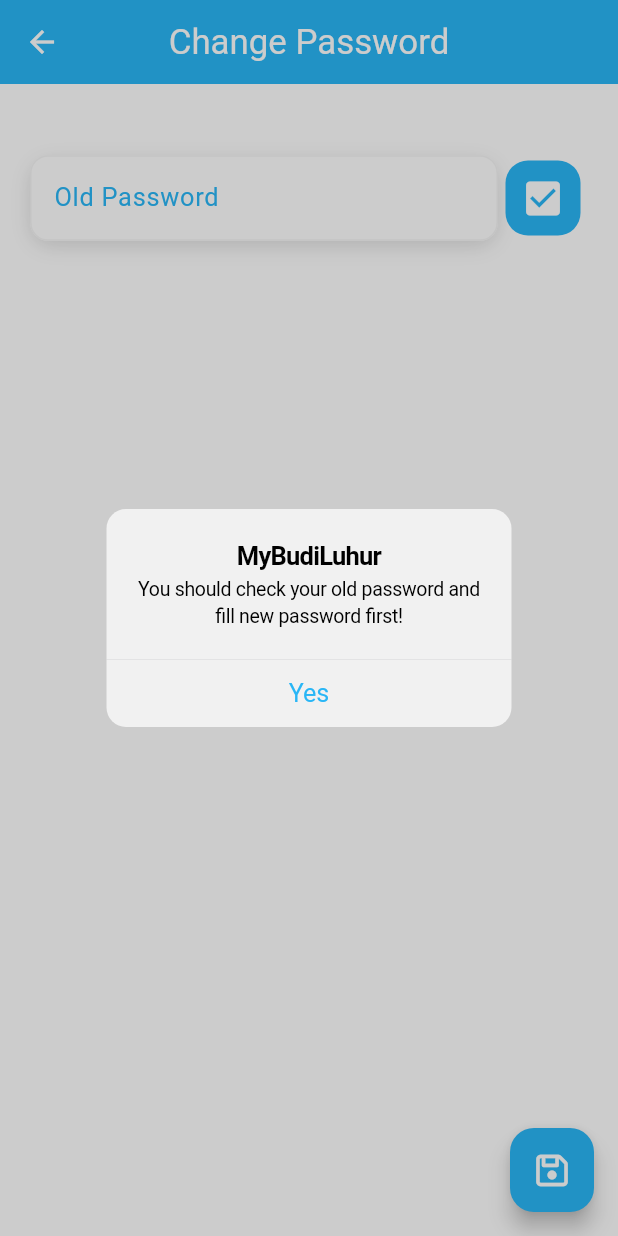
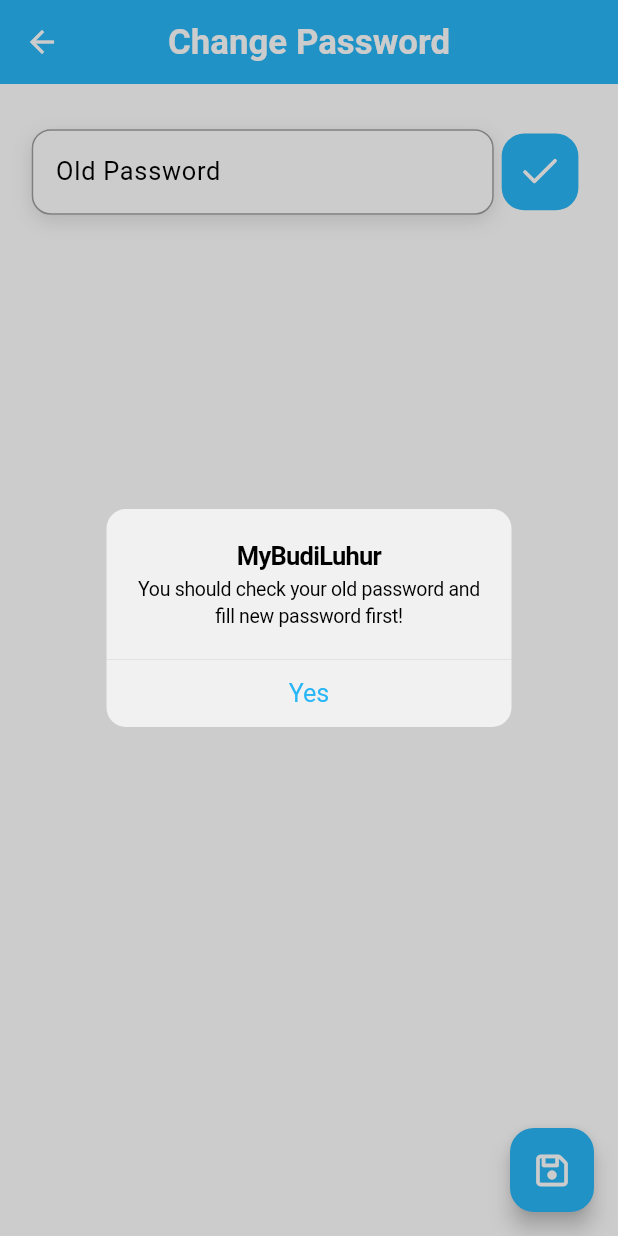
Before and after one commit to lyraeth-bl/mybudiluhur, a Flutter app: the ChangePasswordPage screen opened directly with empty values, after a tap on an icon or button, on a phone screen of 412 x 824 dp. Run offline on Flutter 3.47's test engine with Material 3 defaults, Android fonts, the phone set to English and light mode, and no system bars; our stand-ins replace bloc, cached_network_image, connectivity_plus, equatable, firebase_core, firebase_messaging and 9 more; accounts and stored records are empty.

Commit message:
feat (profile): Update UI components to utilize theme colors and improve responsiveness; refactor padding and error handling

```diff
--- a/lib/components/my_text_field.dart
+++ b/lib/components/my_text_field.dart
@@ -1,52 +1,61 @@
 import 'package:flutter/material.dart';
+import 'package:flutter_screenutil/flutter_screenutil.dart';
 
 class MyTextField extends StatelessWidget {
-  final TextEditingController? controller;
-  final String hintText;
+  final TextEditingController controller;
+  final String labelText;
   final bool obscureText;
+  final IconData? suffixIcon;
+  final Color? suffixIconColor;
+  final void Function()? onTap;
+
   const MyTextField({
     super.key,
-    this.controller,
-    required this.hintText,
+    required this.controller,
+    required this.labelText,
     required this.obscureText,
+    this.suffixIcon,
+    this.suffixIconColor,
+    this.onTap,
   });
 
   @override
   Widget build(BuildContext context) {
     return Container(
       decoration: BoxDecoration(
-        borderRadius: BorderRadius.circular(15),
+        color: Colors.white,
+        borderRadius: BorderRadius.circular(12).r,
         boxShadow: [
           BoxShadow(
             color: Colors.black12,
-            blurRadius: 10,
+            blurRadius: 10.r,
             offset: Offset(0, 4),
           ),
         ],
       ),
       child: TextField(
+        style: TextStyle(color: Colors.black, fontWeight: FontWeight.bold),
         controller: controller,
         obscureText: obscureText,
         decoration: InputDecoration(
           // Border ketika tidak dipilih
           enabledBorder: OutlineInputBorder(
-            borderSide: BorderSide(
-              color: Theme.of(context).colorScheme.surface,
-            ),
-            borderRadius: BorderRadius.circular(12),
+            borderSide: BorderSide(color: Colors.grey),
+            borderRadius: BorderRadius.circular(12).r,
           ),
 
           // Border ketika dipilih
           focusedBorder: OutlineInputBorder(
-            borderSide: BorderSide(
-              color: Theme.of(context).colorScheme.primary,
-            ),
-            borderRadius: BorderRadius.circular(12),
+            borderSide: BorderSide(color: Color(0xFF81D4FA)),
+            borderRadius: BorderRadius.circular(12).r,
           ),
-          hintText: hintText,
-          hintStyle: TextStyle(color: Theme.of(context).colorScheme.primary),
-          fillColor: Theme.of(context).colorScheme.onPrimary,
+          fillColor: Colors.white70,
           filled: true,
+          suffixIcon: GestureDetector(onTap: onTap, child: Icon(suffixIcon)),
+          suffixIconColor: suffixIconColor,
+          labelStyle: TextStyle(color: Colors.black),
+          labelText: labelText,
+          floatingLabelBehavior: FloatingLabelBehavior.auto,
         ),
       ),
     );
--- a/lib/features/profile/presentation/pages/section/change_password_page.dart
+++ b/lib/features/profile/presentation/pages/section/change_password_page.dart
@@ -1,7 +1,9 @@
 import 'package:flutter/cupertino.dart';
 import 'package:flutter/material.dart';
 import 'package:flutter_bloc/flutter_bloc.dart';
+import 'package:flutter_screenutil/flutter_screenutil.dart';
 import 'package:font_awesome_flutter/font_awesome_flutter.dart';
+import 'package:lucide_icons_flutter/lucide_icons.dart';
 import 'package:mybudiluhur/components/my_container.dart';
 import 'package:mybudiluhur/components/my_cupertino_alert_dialog.dart';
 import 'package:mybudiluhur/components/my_loading_screen.dart';
@@ -107,39 +109,38 @@ class _ChangePasswordPageState extends State<ChangePasswordPage> {
         final isPasswordVerified = passwordState is PasswordCheckSuccess;
         return Scaffold(
           appBar: AppBar(
-            title: Text("Change Password"),
+            title: MyText(text: "Change Password", bold: true),
             centerTitle: true,
-            backgroundColor: Colors.lightBlue[400],
-            foregroundColor: Colors.white,
+            backgroundColor: Theme.of(context).colorScheme.primary,
+            foregroundColor: Theme.of(context).colorScheme.onPrimary,
           ),
           body: Padding(
-            padding: const EdgeInsets.symmetric(horizontal: 15, vertical: 10),
+            padding: const EdgeInsets.symmetric(horizontal: 15, vertical: 10).r,
             child: Container(
-              padding: const EdgeInsets.all(5),
+              padding: const EdgeInsets.all(5).r,
               child: Column(
                 crossAxisAlignment: CrossAxisAlignment.start,
                 children: [
-                  MyText(text: "Old Password", bold: true),
-                  SizedBox(height: 10),
+                  SizedBox(height: 10.h),
                   Row(
                     children: [
                       Expanded(
                         child: MyTextField(
                           controller: oldPasswordController,
-                          hintText: "Old Password",
+                          labelText: "Old Password",
                           obscureText: true,
                         ),
                       ),
                       Padding(
-                        padding: const EdgeInsets.all(5.0),
+                        padding: const EdgeInsets.all(5.0).r,
                         child: GestureDetector(
                           onTap: checkPassword,
                           child: MyContainer(
-                            color: Colors.lightBlue[400],
-                            padding: const EdgeInsets.all(10),
+                            color: Theme.of(context).colorScheme.primary,
+                            padding: const EdgeInsets.all(10).r,
                             child: Icon(
-                              Icons.check_box,
-                              color: Colors.white,
+                              LucideIcons.check,
+                              color: Theme.of(context).colorScheme.onPrimary,
                               size: 30,
                             ),
                           ),
@@ -147,27 +148,23 @@ class _ChangePasswordPageState extends State<ChangePasswordPage> {
                       ),
                     ],
                   ),
-                  SizedBox(height: 20),
-                  isPasswordVerified
-                      ? MyText(text: "New Password", bold: true)
-                      : SizedBox.shrink(),
-                  SizedBox(height: 10),
+                  SizedBox(height: 20.h),
                   isPasswordVerified
                       ? MyTextField(
                           controller: newPasswordController,
-                          hintText: "New Password",
+                          labelText: "New Password",
                           obscureText: true,
                         )
                       : SizedBox.shrink(),
-                  SizedBox(height: 20),
+                  SizedBox(height: 20.h),
                 ],
               ),
             ),
           ),
           floatingActionButton: FloatingActionButton(
             onPressed: changePassword,
-            backgroundColor: Colors.lightBlue[400],
-            foregroundColor: Colors.white,
+            backgroundColor: Theme.of(context).colorScheme.primary,
+            foregroundColor: Theme.of(context).colorScheme.onPrimary,
             child: FaIcon(FontAwesomeIcons.floppyDisk),
           ),
         );
--- a/lib/features/profile/presentation/pages/section/detail_profile_page.dart
+++ b/lib/features/profile/presentation/pages/section/detail_profile_page.dart
@@ -36,8 +36,8 @@ class _DetailProfilePageState extends State<DetailProfilePage> {
             appBar: AppBar(
               title: MyText(text: "Detail Profile", bold: true),
               centerTitle: true,
-              backgroundColor: Colors.lightBlue[400],
-              foregroundColor: Colors.white,
+              backgroundColor: Theme.of(context).colorScheme.primary,
+              foregroundColor: Theme.of(context).colorScheme.onPrimary,
             ),
             body: DetailProfileData(detailProfileUser: detailUser),
           );
--- a/lib/theme/light_mode.dart
+++ b/lib/theme/light_mode.dart
@@ -41,5 +41,8 @@ ThemeData lightMode = ThemeData(
 
     /// * warna border
     surface: Color(0xFFF5F5F5),
+
+    /// * warna lightblue
+    onTertiary: Color(0xFF78909C),
   ),
 );
```
Also changed, not shown: lib/components/drawer/drawer_list_menu.dart (+9 -8 lines), lib/components/drawer/drawer_photo_profile.dart (+4 -3 lines), lib/components/drawer/my_drawer.dart (+29 -0 lines), lib/features/profile/presentation/components/profile_summary_text.dart (+13 -3 lines), lib/features/profile/presentation/components/section/detail_profile_data.dart (+17 -13 lines), lib/features/profile/presentation/components/section/profile_botton_edit.dart (+16 -9 lines), lib/features/profile/presentation/components/section/profile_logout_section.dart (+9 -4 lines), lib/features/profile/presentation/components/section/profile_photo_section.dart (+25 -17 lines), lib/features/profile/presentation/components/section/profile_student_card_section.dart (+36 -17 lines), lib/features/profile/presentation/components/section/profile_summary_section.dart (+34 -23 lines), lib/features/profile/presentation/pages/profile_page.dart (+9 -8 lines), lib/features/profile/presentation/pages/section/change_picture_page.dart (+22 -16 lines).
